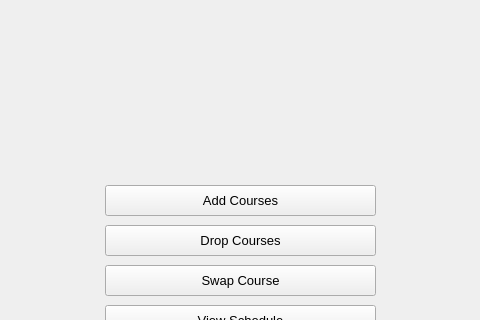
Above: main_window.ui from salmanadnan0206/pscs-project-university before the change; both pictures show x 195 to 675 and y 105 to 425 of the 890 by 820 pixel window. Below: the same form after it.
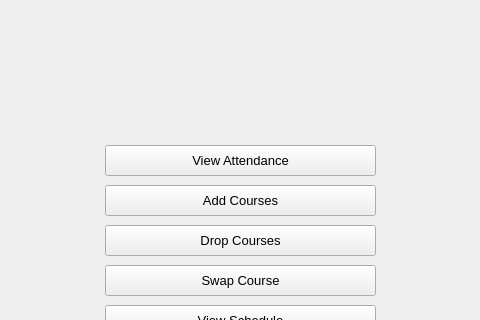
That is the form after the change.

Diff of the .ui file:
```diff
--- a/main_window.ui
+++ b/main_window.ui
@@ -174,6 +174,33 @@
      <string>Drop Courses</string>
     </property>
    </widget>
+   <widget class="QPushButton" name="view_attendance">
+    <property name="geometry">
+     <rect>
+      <x>300</x>
+      <y>250</y>
+      <width>271</width>
+      <height>31</height>
+     </rect>
+    </property>
+    <property name="minimumSize">
+     <size>
+      <width>271</width>
+      <height>0</height>
+     </size>
+    </property>
+    <property name="font">
+     <font>
+      <pointsize>10</pointsize>
+     </font>
+    </property>
+    <property name="cursor">
+     <cursorShape>PointingHandCursor</cursorShape>
+    </property>
+    <property name="text">
+     <string>View Attendance</string>
+    </property>
+   </widget>
   </widget>
   <widget class="QMenuBar" name="menubar">
    <property name="geometry">
```
